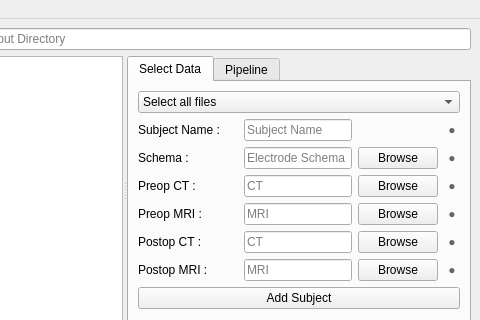
The window that ciclone/forms/MainWindow.ui (NeuroTech-Platform/CiCLONE) describes before a commit, drawn with Qt 5; both pictures show x 138 to 618 and y 0 to 320 of the 618 by 652 pixel window.
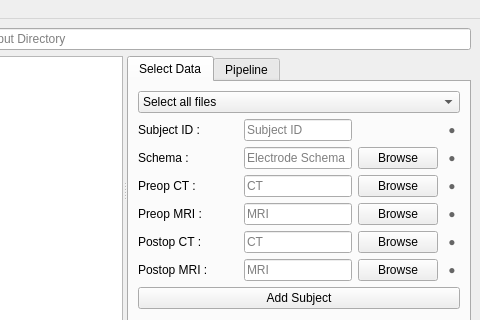
The same window after the commit.

Patch:
```diff
--- a/ciclone/forms/MainWindow.ui
+++ b/ciclone/forms/MainWindow.ui
@@ -282,7 +282,7 @@
          <item row="1" column="1">
           <widget class="QLineEdit" name="lineEdit_Name">
            <property name="placeholderText">
-            <string>Subject Name</string>
+            <string>Subject ID</string>
            </property>
           </widget>
          </item>
@@ -426,7 +426,7 @@
             </size>
            </property>
            <property name="text">
-            <string>Subject Name : </string>
+            <string>Subject ID : </string>
            </property>
           </widget>
          </item>
```
Left out of the diff: 90 changed lines with no effect on the pictures.
